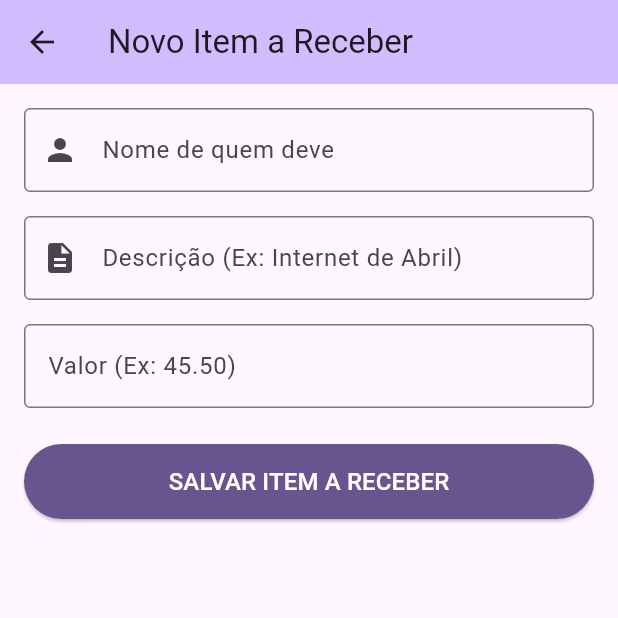
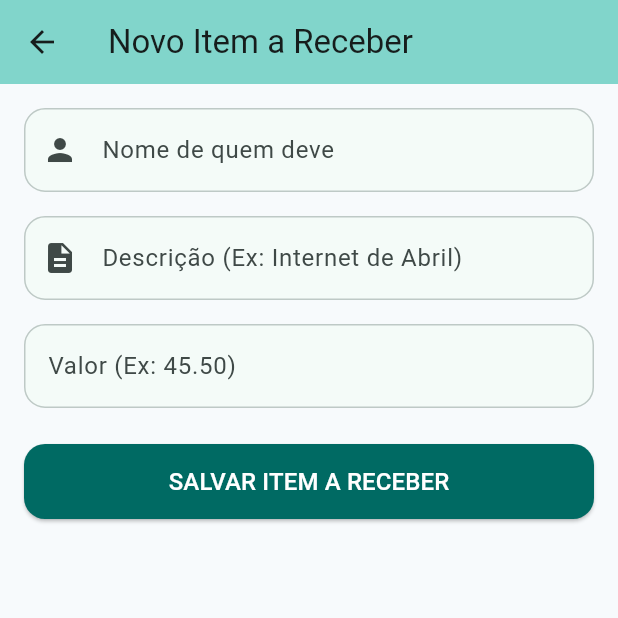
Before and after one commit to LuanBmenez/AppContas, a Flutter app: the screen it shows after launch, item 3 of the bottom bar chosen, after a tap on the "add" icon, on a phone screen of 412 x 824 dp, the top half of it. Run offline on Flutter 3.47's test engine with Material 3 defaults, Android fonts, the phone set to English and light mode, and no system bars; our stand-ins replace cloud_firestore, firebase_core, rxdart; accounts and stored records are empty.

Commit message:
Add app theme, feedback and UI refinements
Introduce AppTheme and AppFeedback utilities and apply UI/UX improvements across screens. Added lib/theme/app_theme.dart for a centralized Material3 theme and component styles, and lib/utils/app_feedback.dart to standardize success/error snackbars. main.dart now uses AppTheme.light and screens updated to import it. Replaced direct ScaffoldMessenger snackBars with AppFeedback.showSuccess/showError in novo_gasto_screen.dart and nova_conta_screen.dart. Refined several UI components: summary containers converted to Cards, improved progress/gradient styling, updated comparativo chip visuals, and enhanced empty-state layouts in AReceberScreen and MeusGastosScreen with icons and action buttons that navigate to the respective creation screens.

```diff
--- a/lib/main.dart
+++ b/lib/main.dart
@@ -3,6 +3,7 @@ import 'package:flutter/material.dart';
 
 import 'firebase_options.dart';
 import 'screens/home_screen.dart';
+import 'theme/app_theme.dart';
 
 Future<void> main() async {
   WidgetsFlutterBinding.ensureInitialized();
@@ -22,10 +23,7 @@ class PagaOQueMeDeveApp extends StatelessWidget {
     return MaterialApp(
       title: 'Paga o que me deve',
       debugShowCheckedModeBanner: false,
-      theme: ThemeData(
-        colorScheme: ColorScheme.fromSeed(seedColor: Colors.deepPurple),
-        useMaterial3: true,
-      ),
+      theme: AppTheme.light,
       home: home ?? const HomeScreen(),
     );
   }
--- a/lib/screens/a_receber/a_receber_screen.dart
+++ b/lib/screens/a_receber/a_receber_screen.dart
@@ -3,6 +3,7 @@ import 'package:flutter/material.dart';
 import '../../models/conta_model.dart';
 import '../../services/database_service.dart';
 import '../../utils/app_formatters.dart';
+import 'nova_conta_screen.dart';
 
 class AReceberScreen extends StatelessWidget {
   AReceberScreen({super.key, required this.db, this.somentePendentes = false});
@@ -84,13 +85,15 @@ class AReceberScreen extends StatelessWidget {
             ? 0
             : totalReceber / totalGeral;
 
-        final Widget cardResumo = Container(
+        final Widget cardResumo = Card(
+          elevation: 1,
+          margin: const EdgeInsets.all(16),
+          child: Container(
             width: double.infinity,
             padding: const EdgeInsets.all(20),
-          margin: const EdgeInsets.all(16),
             decoration: BoxDecoration(
               color: Theme.of(context).colorScheme.primaryContainer,
-            borderRadius: BorderRadius.circular(16),
+              borderRadius: BorderRadius.circular(20),
             ),
             child: Column(
               children: [
@@ -125,7 +128,9 @@ class AReceberScreen extends StatelessWidget {
                     value: progresso,
                     minHeight: 8,
                     backgroundColor: Colors.red.withValues(alpha: 0.2),
-                  valueColor: const AlwaysStoppedAnimation<Color>(Colors.green),
+                    valueColor: const AlwaysStoppedAnimation<Color>(
+                      Colors.green,
+                    ),
                   ),
                 ),
                 const SizedBox(height: 8),
@@ -156,18 +161,54 @@ class AReceberScreen extends StatelessWidget {
                 ],
               ],
             ),
+          ),
         );
 
         if (listaContas.isEmpty) {
           return Column(
             children: [
               cardResumo,
-              const Expanded(
+              Expanded(
                 child: Center(
-                  child: Text(
-                    "Nenhuma conta pendente.\nClique no '+' para anotar quem te deve!",
+                  child: Padding(
+                    padding: const EdgeInsets.all(24),
+                    child: Column(
+                      mainAxisSize: MainAxisSize.min,
+                      children: [
+                        Icon(
+                          Icons.inbox_rounded,
+                          size: 72,
+                          color: Theme.of(context).colorScheme.outline,
+                        ),
+                        const SizedBox(height: 12),
+                        const Text(
+                          "Nenhuma conta pendente",
                           textAlign: TextAlign.center,
-                    style: TextStyle(fontSize: 16),
+                          style: TextStyle(
+                            fontSize: 18,
+                            fontWeight: FontWeight.w700,
+                          ),
+                        ),
+                        const SizedBox(height: 8),
+                        const Text(
+                          "Registre uma nova cobrança para acompanhar quem ainda precisa te pagar.",
+                          textAlign: TextAlign.center,
+                        ),
+                        const SizedBox(height: 16),
+                        FilledButton.icon(
+                          onPressed: () {
+                            Navigator.push(
+                              context,
+                              MaterialPageRoute(
+                                builder: (_) => NovoRecebivelScreen(db: db),
+                              ),
+                            );
+                          },
+                          icon: const Icon(Icons.add),
+                          label: const Text('Adicionar cobrança'),
+                        ),
+                      ],
+                    ),
                   ),
                 ),
               ),
--- a/lib/screens/inicio/dashboard_screen.dart
+++ b/lib/screens/inicio/dashboard_screen.dart
@@ -122,7 +122,10 @@ class DashboardScreen extends StatelessWidget {
                 style: TextStyle(fontSize: 16, color: Colors.grey.shade600),
               ),
               const SizedBox(height: 24),
-              Container(
+              Card(
+                elevation: 2,
+                shadowColor: Colors.black.withValues(alpha: 0.06),
+                child: Container(
                   padding: const EdgeInsets.all(24),
                   decoration: BoxDecoration(
                     gradient: LinearGradient(
@@ -133,14 +136,6 @@ class DashboardScreen extends StatelessWidget {
                       end: Alignment.bottomRight,
                     ),
                     borderRadius: BorderRadius.circular(20),
-                  boxShadow: [
-                    BoxShadow(
-                      color: (saldoPositivo ? Colors.green : Colors.red)
-                          .withValues(alpha: 0.3),
-                      blurRadius: 12,
-                      offset: const Offset(0, 6),
-                    ),
-                  ],
                   ),
                   child: Column(
                     children: [
@@ -162,6 +157,7 @@ class DashboardScreen extends StatelessWidget {
                         ),
                       ),
                     ],
+                  ),
                 ),
               ),
               const SizedBox(height: 10),
@@ -305,12 +301,15 @@ class _ComparativoChip extends StatelessWidget {
     final Color cor = bom ? Colors.green : Colors.red;
     final IconData icone = subiu ? Icons.trending_up : Icons.trending_down;
 
-    return Container(
+    return Card(
+      elevation: 0,
+      color: cor.withValues(alpha: 0.08),
+      shape: RoundedRectangleBorder(
+        borderRadius: BorderRadius.circular(12),
+        side: BorderSide(color: cor.withValues(alpha: 0.25)),
+      ),
+      child: Padding(
         padding: const EdgeInsets.symmetric(horizontal: 10, vertical: 8),
-      decoration: BoxDecoration(
-        color: cor.withValues(alpha: 0.1),
-        borderRadius: BorderRadius.circular(12),
-      ),
         child: Row(
           children: [
             Icon(icone, color: cor, size: 16),
@@ -328,6 +327,7 @@ class _ComparativoChip extends StatelessWidget {
             ),
           ],
         ),
+      ),
     );
   }
 }
--- /dev/null
+++ b/lib/theme/app_theme.dart
@@ -0,0 +1,69 @@
+import 'package:flutter/material.dart';
+
+class AppTheme {
+  AppTheme._();
+
+  static const double radiusMd = 14;
+  static const double radiusLg = 20;
+
+  static ThemeData get light {
+    final ColorScheme colorScheme = ColorScheme.fromSeed(
+      seedColor: const Color(0xFF0F766E),
+      brightness: Brightness.light,
+    );
+
+    return ThemeData(
+      useMaterial3: true,
+      colorScheme: colorScheme,
+      scaffoldBackgroundColor: const Color(0xFFF7FAFC),
+      appBarTheme: AppBarTheme(
+        centerTitle: false,
+        elevation: 0,
+        backgroundColor: colorScheme.surface,
+        surfaceTintColor: Colors.transparent,
+      ),
+      cardTheme: CardThemeData(
+        elevation: 0,
+        color: colorScheme.surface,
+        margin: EdgeInsets.zero,
+        shape: RoundedRectangleBorder(
+          borderRadius: BorderRadius.circular(radiusLg),
+          side: BorderSide(color: colorScheme.outlineVariant),
+        ),
+      ),
+      inputDecorationTheme: InputDecorationTheme(
+        filled: true,
+        fillColor: colorScheme.surface,
+        border: OutlineInputBorder(
+          borderRadius: BorderRadius.circular(radiusMd),
+        ),
+        enabledBorder: OutlineInputBorder(
+          borderRadius: BorderRadius.circular(radiusMd),
+          borderSide: BorderSide(color: colorScheme.outlineVariant),
+        ),
+      ),
+      elevatedButtonTheme: ElevatedButtonThemeData(
+        style: ElevatedButton.styleFrom(
+          shape: RoundedRectangleBorder(
+            borderRadius: BorderRadius.circular(radiusMd),
+          ),
+        ),
+      ),
+      navigationBarTheme: NavigationBarThemeData(
+        indicatorColor: colorScheme.secondaryContainer,
+        labelTextStyle: WidgetStateProperty.resolveWith((states) {
+          final bool selected = states.contains(WidgetState.selected);
+          return TextStyle(
+            fontWeight: selected ? FontWeight.w700 : FontWeight.w500,
+          );
+        }),
+      ),
+      snackBarTheme: SnackBarThemeData(
+        behavior: SnackBarBehavior.floating,
+        shape: RoundedRectangleBorder(
+          borderRadius: BorderRadius.circular(12),
+        ),
+      ),
+    );
+  }
+}
```
Also changed, not shown: lib/screens/a_receber/nova_conta_screen.dart (+3 -12 lines), lib/screens/despesas/meus_gastos_screen.dart (+40 -4 lines), lib/screens/despesas/novo_gasto_screen.dart (+3 -12 lines), lib/utils/app_feedback.dart (added, +26 -0 lines). Lines whose indentation alone changed are shown as unchanged.
